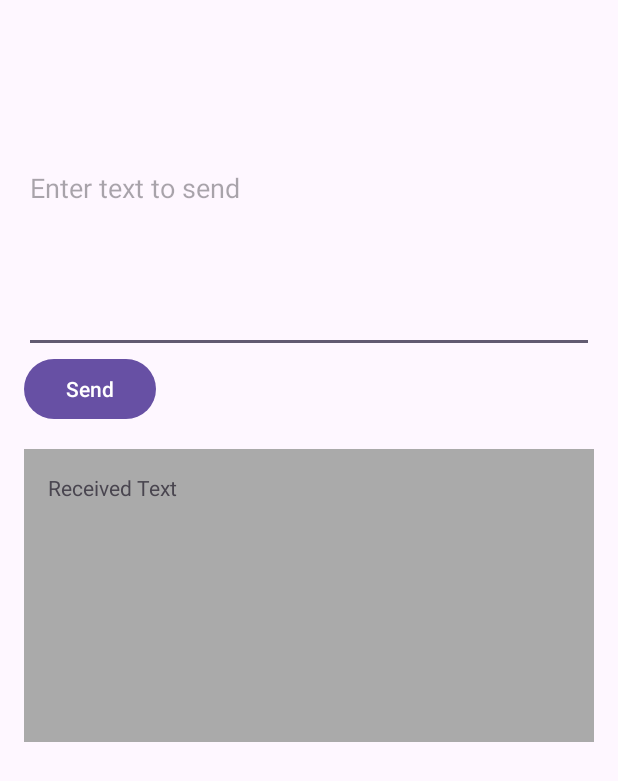
After one commit to SandroMueller01/App_Development_course, an Android app: the BluetoothTestActivity screen opened directly, with no data from a screen before it, on a phone screen of 412 x 824 dp. The commit adds this screen. Shown: the top 781 px of the screen. Run offline under Robolectric (Android 15) with nearby library versions, the phone set to English and light mode, and no system bars.

Commit message:
Bluetooth test page was build connection not established yet

```diff
--- a/App/app/src/main/AndroidManifest.xml
+++ b/App/app/src/main/AndroidManifest.xml
@@ -1,6 +1,11 @@
 <?xml version="1.0" encoding="utf-8"?>
 <manifest xmlns:android="http://schemas.android.com/apk/res/android"
     xmlns:tools="http://schemas.android.com/tools">
+
+    <uses-permission android:name="android.permission.BLUETOOTH"/>
+    <uses-permission android:name="android.permission.BLUETOOTH_ADMIN"/>
+    <uses-permission android:name="android.permission.ACCESS_FINE_LOCATION"/>
+    <uses-permission android:name="android.permission.ACCESS_COARSE_LOCATION"/>
 
     <application
         android:allowBackup="true"
@@ -25,6 +30,8 @@
             android:name=".LoginRegistrationActivity"
             android:exported="false" />
 
+        <activity android:name=".BluetoothTestActivity" />
+
     </application>
 
 </manifest>
--- /dev/null
+++ b/App/app/src/main/java/com/example/griptrainerapp/BluetoothTestActivity.java
@@ -0,0 +1,24 @@
+package com.example.griptrainerapp;
+
+import android.os.Bundle;
+import android.widget.Button;
+import android.widget.EditText;
+import android.widget.TextView;
+import androidx.appcompat.app.AppCompatActivity;
+
+public class BluetoothTestActivity extends AppCompatActivity{
+
+    @Override
+    protected void onCreate(Bundle savedInstanceState) {
+        super.onCreate(savedInstanceState);
+        setContentView(R.layout.activity_bluetooth_test);
+
+        // Initialize your views here
+        EditText editTextSend = findViewById(R.id.editTextSend);
+        Button buttonSend = findViewById(R.id.buttonSend);
+        TextView textViewReceive = findViewById(R.id.textViewReceive);
+
+        // Add action listeners and Bluetooth handling code
+    }
+
+}
--- a/App/app/src/main/java/com/example/griptrainerapp/LoginRegistrationActivity.java
+++ b/App/app/src/main/java/com/example/griptrainerapp/LoginRegistrationActivity.java
@@ -7,7 +7,7 @@ import android.widget.ImageView;
 import android.widget.TextView;
 import androidx.appcompat.app.AppCompatActivity;
 import android.os.Bundle;
-
+import android.content.Intent;
 import androidx.appcompat.widget.SwitchCompat;
 import androidx.core.content.ContextCompat;
 
@@ -67,14 +67,21 @@ public class LoginRegistrationActivity extends AppCompatActivity {
 
         // Button Login/Register
         Button buttonLoginRegister = findViewById(R.id.buttonLoginRegister);
-        buttonLoginRegister.setOnClickListener(v -> finish());
+        buttonLoginRegister.setOnClickListener(v -> {
+            // Implement your login/register logic
+
+            // After successful login/register, navigate to BluetoothTestActivity
+            Intent bluetoothTestIntent = new Intent(LoginRegistrationActivity.this, BluetoothTestActivity.class);
+            startActivity(bluetoothTestIntent);
+
+        });
+
         // Add listener method as well
 
         //Close the application
         Button buttonClose = findViewById(R.id.buttonClose);
         buttonClose.setOnClickListener(v -> finish(
-                // Navigate to the landing page
-                // Save information and then later usage for the login
+                //Close event
 
         ));
 
--- /dev/null
+++ b/App/app/src/main/res/layout/activity_bluetooth_test.xml
@@ -0,0 +1,31 @@
+<?xml version="1.0" encoding="utf-8"?>
+<LinearLayout xmlns:android="http://schemas.android.com/apk/res/android"
+    android:layout_width="match_parent"
+    android:layout_height="match_parent"
+    android:orientation="vertical"
+    android:padding="16dp">
+
+    <EditText
+        android:id="@+id/editTextSend"
+        android:layout_width="match_parent"
+        android:layout_height="219dp"
+        android:hint="Enter text to send"
+        android:autofillHints=""
+        android:inputType="text" />
+
+    <Button
+        android:id="@+id/buttonSend"
+        android:layout_width="wrap_content"
+        android:layout_height="wrap_content"
+        android:text="Send"/>
+
+    <TextView
+        android:id="@+id/textViewReceive"
+        android:layout_width="match_parent"
+        android:layout_height="195dp"
+        android:layout_marginTop="16dp"
+        android:background="@android:color/darker_gray"
+        android:padding="16dp"
+        android:text="Received Text" />
+
+</LinearLayout>
```
